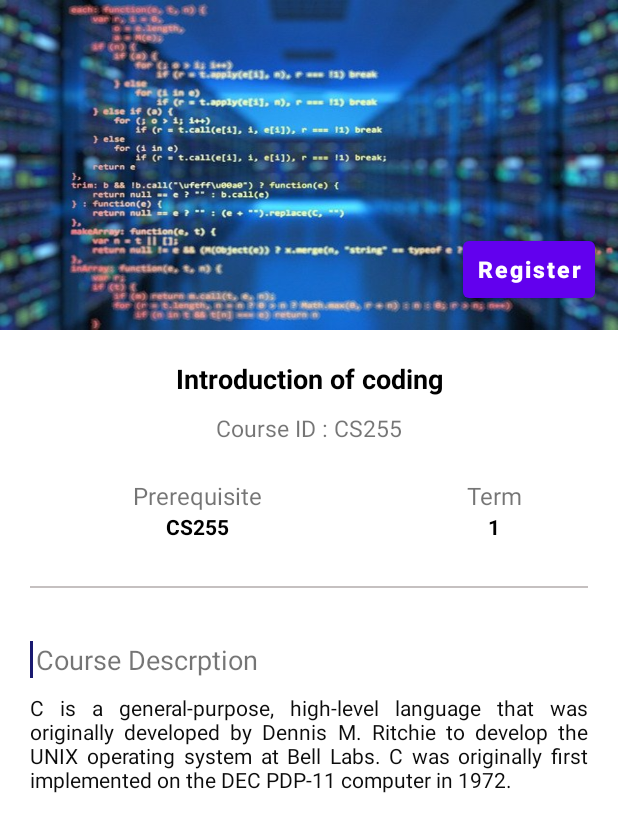
After one commit to sharminnipu/CourseRegistration, an Android app: the fragment CourseDetailsFragment shown on its own in the app's theme, on a phone screen of 412 x 824 dp. The commit adds this screen. Shown: the top 832 px of the screen. Run offline under Robolectric (Android 15) with nearby library versions, the phone set to English and light mode, and no system bars; 4 statements that could not run were skipped.

```diff
--- a/app/build.gradle
+++ b/app/build.gradle
@@ -39,6 +39,7 @@ android {
 }
 
 dependencies {
+    implementation 'androidx.lifecycle:lifecycle-viewmodel-ktx:2.4.1'
     def room_version = "2.2.5"
     def lifecycle_version = "2.3.0-alpha06"
 
--- /dev/null
+++ b/app/src/main/java/com/yosufzamil/courseregistration/database/entites/StudentCourseCrossRef.kt
@@ -0,0 +1,10 @@
+package com.yosufzamil.courseregistration.database.entites
+
+import androidx.room.Entity
+
+@Entity(primaryKeys = ["studentId","courseId"])
+data class StudentCourseCrossRef(
+    val studentId:String,
+    val courseId:String
+
+)
--- /dev/null
+++ b/app/src/main/java/com/yosufzamil/courseregistration/database/relation/StudentWithCourses.kt
@@ -0,0 +1,18 @@
+package com.yosufzamil.courseregistration.database.relation
+
+import androidx.room.Embedded
+import androidx.room.Junction
+import androidx.room.Relation
+import com.yosufzamil.courseregistration.database.entites.Course
+import com.yosufzamil.courseregistration.database.entites.Student
+import com.yosufzamil.courseregistration.database.entites.StudentCourseCrossRef
+
+data class StudentWithCourses(
+    @Embedded val student: Student,
+    @Relation(
+        parentColumn = "studentId",
+        entityColumn = "courseId",
+        associateBy = Junction(StudentCourseCrossRef::class)
+    )
+    val courses:List<Course>
+)
--- a/app/src/main/java/com/yosufzamil/courseregistration/database/roomDAO/CourseRegistrationDao.kt
+++ b/app/src/main/java/com/yosufzamil/courseregistration/database/roomDAO/CourseRegistrationDao.kt
@@ -1,12 +1,10 @@
 package com.yosufzamil.courseregistration.database.roomDAO
 
 import androidx.lifecycle.LiveData
-import androidx.room.Dao
-import androidx.room.Insert
-import androidx.room.OnConflictStrategy
-import androidx.room.Query
+import androidx.room.*
 import com.yosufzamil.courseregistration.database.entites.Course
 import com.yosufzamil.courseregistration.database.entites.Student
+import com.yosufzamil.courseregistration.database.relation.StudentWithCourses
 
 @Dao
 interface CourseRegistrationDao {
@@ -28,7 +26,9 @@ interface CourseRegistrationDao {
     @Query("SELECT * FROM student WHERE studentEmail= :email AND studentPassword= :password")
     fun getEmailAndPassword(email:String,password:String): LiveData<Student>
 
-
+    @Transaction
+    @Query("SELECT * FROM student WHERE studentId= :studentId")
+    suspend fun getSubjectOfStudent(studentId:String) :List<StudentWithCourses>
 
 
 }
--- /dev/null
+++ b/app/src/main/java/com/yosufzamil/courseregistration/ui/home/CourseDetailsFragment.kt
@@ -0,0 +1,69 @@
+package com.yosufzamil.courseregistration.ui.home
+
+import androidx.lifecycle.ViewModelProvider
+import android.os.Bundle
+import androidx.fragment.app.Fragment
+import android.view.LayoutInflater
+import android.view.View
+import android.view.ViewGroup
+import android.widget.Toast
+import com.yosufzamil.courseregistration.R
+import com.yosufzamil.courseregistration.database.entites.Course
+import com.yosufzamil.courseregistration.databinding.CourseDetailsFragmentBinding
+import com.yosufzamil.courseregistration.utils.AppConstant.courseDetails
+import kotlinx.android.synthetic.main.course_details_fragment.*
+
+class CourseDetailsFragment : Fragment() {
+
+private lateinit var binding: CourseDetailsFragmentBinding
+   private lateinit var course:Course
+    private var courses:List<Course> = ArrayList<Course>()
+    private lateinit var viewModel: CourseDetailsViewModel
+
+    override fun onCreateView(inflater: LayoutInflater, container: ViewGroup?,
+                              savedInstanceState: Bundle?): View? {
+        return CourseDetailsFragmentBinding.inflate(inflater,container, false).also {
+            binding=it
+        }.root
+
+      //  inflater.inflate(R.layout.course_details_fragment, container, false)
+    }
+
+    override fun onViewCreated(view: View, savedInstanceState: Bundle?) {
+        super.onViewCreated(view, savedInstanceState)
+        viewModel = ViewModelProvider(this).get(CourseDetailsViewModel::class.java)
+        initState()
+
+    }
+
+
+    private fun initState(){
+        course=courseDetails!!
+
+        binding.tvAvailableCourseName.text=course.courseName
+        binding.tvAvailableCourseID.text="CourseId : "+course.courseId
+        when (course.status) {
+            0 -> {
+                binding.tvPrerequisite.text="None"
+            }
+            1 -> {
+                binding.tvPrerequisite.text="CourseId : "+course.prerequisiteOne
+            }
+            2 -> {
+                binding.tvPrerequisite.text="CourseId : "+course.prerequisiteOne+" or "+course.prerequisiteTwo
+            }
+            3 -> {
+                binding.tvPrerequisite.text="CourseId : "+course.prerequisiteOne+" and "+course.prerequisiteTwo
+            }
+        }
+
+        binding.tvTerm.text=course.term.toString()
+       binding.tvCourseDescription.text=course.courseDescription
+
+        binding.btnRegister.setOnClickListener {
+
+        }
+
+    }
+
+}
--- /dev/null
+++ b/app/src/main/java/com/yosufzamil/courseregistration/ui/home/CourseDetailsViewModel.kt
@@ -0,0 +1,7 @@
+package com.yosufzamil.courseregistration.ui.home
+
+import androidx.lifecycle.ViewModel
+
+class CourseDetailsViewModel : ViewModel() {
+    // TODO: Implement the ViewModel
+}
--- a/app/src/main/java/com/yosufzamil/courseregistration/ui/home/HomeFragment.kt
+++ b/app/src/main/java/com/yosufzamil/courseregistration/ui/home/HomeFragment.kt
@@ -10,10 +10,12 @@ import android.widget.TextView
 import androidx.fragment.app.Fragment
 import androidx.lifecycle.Observer
 import androidx.lifecycle.ViewModelProvider
+import androidx.navigation.fragment.findNavController
 import androidx.recyclerview.widget.GridLayoutManager
 import com.yosufzamil.courseregistration.R
 import com.yosufzamil.courseregistration.adapter.AvailableCourseAdapter
 import com.yosufzamil.courseregistration.database.entites.Course
+import com.yosufzamil.courseregistration.utils.AppConstant.courseDetails
 import kotlinx.android.synthetic.main.fragment_home.*
 
 class HomeFragment : Fragment() {
@@ -47,9 +49,6 @@ class HomeFragment : Fragment() {
 
         })
     }
-
-
-
     private fun fetchData(courses:ArrayList<Course>){
 
         adapter = AvailableCourseAdapter(courses)
@@ -57,15 +56,18 @@ class HomeFragment : Fragment() {
         llm.orientation = GridLayoutManager.VERTICAL
         rvAvailableCourse.layoutManager = llm
         rvAvailableCourse.adapter = adapter
-      /*  adapter.onItemAction = {model,positon ->
+        adapter.onItemAction = {model,positon ->
             courseDetails=model
-            val intent= Intent(applicationContext,AvailableCourseDetails::class.java)
-            startActivity(intent) }
+            findNavController().navigate(R.id.action_nav_home_to_courseDetailsFragment)
+            //val intent= Intent(requireContext(),AvailableCourseDetails::class.java)
+           // startActivity(intent)
+            }
 
         adapter.onListViewAction={model, position ->
             courseDetails=model
-            val intent= Intent(applicationContext,AvailableCourseDetails::class.java)
-            startActivity(intent)
-        }   */
+            findNavController().navigate(R.id.action_nav_home_to_courseDetailsFragment)
+           // val intent= Intent(applicationContext,AvailableCourseDetails::class.java)
+          //  startActivity(intent)
+        }
     }
 }
--- /dev/null
+++ b/app/src/main/java/com/yosufzamil/courseregistration/utils/AppConstant.kt
@@ -0,0 +1,7 @@
+package com.yosufzamil.courseregistration.utils
+
+import com.yosufzamil.courseregistration.database.entites.Course
+
+object AppConstant {
+    var courseDetails: Course?=null
+}
--- /dev/null
+++ b/app/src/main/res/layout/course_details_fragment.xml
@@ -0,0 +1,188 @@
+<?xml version="1.0" encoding="utf-8"?>
+<androidx.constraintlayout.widget.ConstraintLayout
+    xmlns:android="http://schemas.android.com/apk/res/android"
+    xmlns:tools="http://schemas.android.com/tools"
+    xmlns:app="http://schemas.android.com/apk/res-auto"
+    android:layout_width="match_parent"
+    android:layout_height="match_parent"
+    tools:context=".ui.home.CourseDetailsFragment">
+
+    <androidx.core.widget.NestedScrollView
+        android:layout_width="match_parent"
+        android:layout_height="match_parent"
+        app:layout_constraintBottom_toBottomOf="parent"
+        app:layout_constraintEnd_toEndOf="parent"
+        app:layout_constraintStart_toStartOf="parent"
+        app:layout_constraintTop_toTopOf="parent">
+        <LinearLayout
+            android:layout_width="match_parent"
+            android:orientation="vertical"
+            android:layout_height="match_parent">
+            <RelativeLayout
+                android:layout_width="match_parent"
+                android:layout_height="220dp">
+                <ImageView
+                    android:id="@+id/imageView"
+                    android:layout_width="match_parent"
+                    android:layout_height="230dp"
+                    android:background="@drawable/course_details"/>
+
+                <Button
+                    android:id="@+id/btnRegister"
+                    android:layout_width="wrap_content"
+                    android:text="@string/registration"
+                    android:textAllCaps="false"
+                    android:padding="8dp"
+                    android:textStyle="bold"
+                    android:textSize="15sp"
+                    android:layout_alignParentBottom="true"
+                    android:layout_alignParentRight="true"
+                    android:layout_marginBottom="15dp"
+                    android:layout_marginRight="15dp"
+                    android:layout_height="50dp"/>
+            </RelativeLayout>
+            <LinearLayout
+                android:layout_width="match_parent"
+                android:orientation="vertical"
+                android:layout_height="wrap_content">
+                <TextView
+                    android:id="@+id/tvAvailableCourseName"
+                    android:layout_width="match_parent"
+                    android:layout_height="wrap_content"
+                    android:layout_marginTop="20dp"
+                    android:layout_marginLeft="8dp"
+                    android:layout_marginRight="8dp"
+                    android:layout_marginBottom="10dp"
+                    android:gravity="center"
+                    android:textSize="18sp"
+                    android:textStyle="bold"
+                    android:textColor="#000"
+                    android:text="Introduction of coding"/>
+                <TextView
+                    android:id="@+id/tvAvailableCourseID"
+                    android:layout_width="match_parent"
+                    android:layout_height="wrap_content"
+                    android:gravity="center"
+                    android:textSize="15sp"
+                    android:text="Course ID : CS255"/>
+            </LinearLayout>
+            <LinearLayout
+                android:layout_width="match_parent"
+                android:orientation="horizontal"
+                android:layout_marginTop="15dp"
+                android:layout_marginLeft="8dp"
+                android:layout_marginRight="8dp"
+                android:layout_marginBottom="10dp"
+                android:layout_height="wrap_content">
+                <LinearLayout
+                    android:layout_width="0dp"
+                    android:layout_weight="1.5"
+                    android:layout_marginLeft="12dp"
+                    android:layout_marginTop="8dp"
+                    android:layout_height="wrap_content">
+                    <LinearLayout
+                        android:layout_width="match_parent"
+                        android:orientation="vertical"
+                        android:layout_height="wrap_content">
+                        <TextView
+                            android:layout_width="match_parent"
+                            android:layout_height="wrap_content"
+                            android:textSize="16sp"
+                            android:gravity="center"
+                            android:text="Prerequisite"/>
+                        <TextView
+                            android:id="@+id/tvPrerequisite"
+                            android:layout_width="match_parent"
+                            android:layout_height="wrap_content"
+                            android:gravity="center"
+                            android:textColor="#000"
+                            android:textStyle="bold"
+                            android:text="CS255"/>
+
+
+                    </LinearLayout>
+
+
+                </LinearLayout>
+                <LinearLayout
+                    android:layout_width="0dp"
+                    android:layout_weight="1"
+                    android:layout_marginLeft="12dp"
+                    android:layout_marginTop="8dp"
+                    android:layout_height="wrap_content">
+
+                    <LinearLayout
+                        android:layout_width="match_parent"
+                        android:orientation="vertical"
+                        android:layout_height="wrap_content">
+                        <TextView
+                            android:layout_width="match_parent"
+                            android:layout_height="wrap_content"
+                            android:textSize="16sp"
+                            android:gravity="center"
+                            android:text="Term"/>
+                        <TextView
+                            android:id="@+id/tvTerm"
+                            android:layout_width="match_parent"
+                            android:layout_height="wrap_content"
+                            android:gravity="center"
+                            android:textColor="#000"
+                            android:textStyle="bold"
+                            android:text="1"/>
+
+
+                    </LinearLayout>
+
+                </LinearLayout>
+            </LinearLayout>
+            <View
+                android:layout_width="match_parent"
+                android:layout_height="1dp"
+                android:layout_margin="20dp"
+                android:background="#C5C0C0"/>
+
+            <LinearLayout
+                android:layout_width="match_parent"
+                android:orientation="vertical"
+                android:layout_marginTop="15dp"
+                android:layout_marginLeft="20dp"
+                android:layout_marginRight="20dp"
+                android:layout_marginBottom="10dp"
+                android:layout_height="wrap_content">
+
+                <LinearLayout
+                    android:layout_width="match_parent"
+                    android:orientation="horizontal"
+                    android:layout_height="wrap_content">
+
+                    <View
+                        android:layout_width="2dp"
+                        android:layout_height="match_parent"
+                        android:background="@color/my_color"/>
+
+                    <TextView
+                        android:layout_width="match_parent"
+                        android:layout_height="wrap_content"
+                        android:text="Course Descrption"
+                        android:layout_marginLeft="2dp"
+                        android:textSize="18sp"/>
+
+                </LinearLayout>
+
+                <TextView
+                    android:id="@+id/tvCourseDescription"
+                    android:layout_width="match_parent"
+                    android:layout_height="wrap_content"
+                    android:layout_marginTop="10dp"
+                    android:justificationMode="inter_word"
+                    android:textColor="#F3000000"
+                    android:text="C is a general-purpose, high-level language that was originally developed by Dennis M. Ritchie to develop the UNIX operating system at Bell Labs. C was originally first implemented on the DEC PDP-11 computer in 1972."/>
+
+
+            </LinearLayout>
+
+
+        </LinearLayout>
+    </androidx.core.widget.NestedScrollView>
+
+</androidx.constraintlayout.widget.ConstraintLayout>
--- a/app/src/main/res/navigation/mobile_navigation.xml
+++ b/app/src/main/res/navigation/mobile_navigation.xml
@@ -9,7 +9,11 @@
         android:id="@+id/nav_home"
         android:name="com.yosufzamil.courseregistration.ui.home.HomeFragment"
         android:label="@string/menu_home"
-        tools:layout="@layout/fragment_home" />
+        tools:layout="@layout/fragment_home" >
+        <action
+            android:id="@+id/action_nav_home_to_courseDetailsFragment"
+            app:destination="@id/courseDetailsFragment" />
+    </fragment>
 
     <fragment
         android:id="@+id/nav_gallery"
@@ -22,4 +26,13 @@
         android:name="com.yosufzamil.courseregistration.ui.slideshow.SlideshowFragment"
         android:label="@string/menu_slideshow"
         tools:layout="@layout/fragment_slideshow" />
+    <fragment
+        android:id="@+id/courseDetailsFragment"
+        android:name="com.yosufzamil.courseregistration.ui.home.CourseDetailsFragment"
+        android:label="course_details_fragment"
+        tools:layout="@layout/course_details_fragment" >
+        <action
+            android:id="@+id/action_courseDetailsFragment_to_nav_home"
+            app:destination="@id/nav_home" />
+    </fragment>
 </navigation>
--- a/app/src/main/res/values/colors.xml
+++ b/app/src/main/res/values/colors.xml
@@ -7,4 +7,5 @@
     <color name="teal_700">#FF018786</color>
     <color name="black">#FF000000</color>
     <color name="white">#FFFFFFFF</color>
+    <color name="my_color">#191970</color>
 </resources>
--- a/app/src/main/res/values/strings.xml
+++ b/app/src/main/res/values/strings.xml
@@ -9,6 +9,7 @@
     <string name="action_logout">Logout</string>
 
     <string name="menu_home">Home</string>
+    <string name="registration">Register</string>
     <string name="menu_gallery">Gallery</string>
     <string name="menu_slideshow">Slideshow</string>
     <!-- TODO: Remove or change this placeholder text -->
```
Also changed, not shown: app/src/main/res/drawable/course_details.jpg (added).
